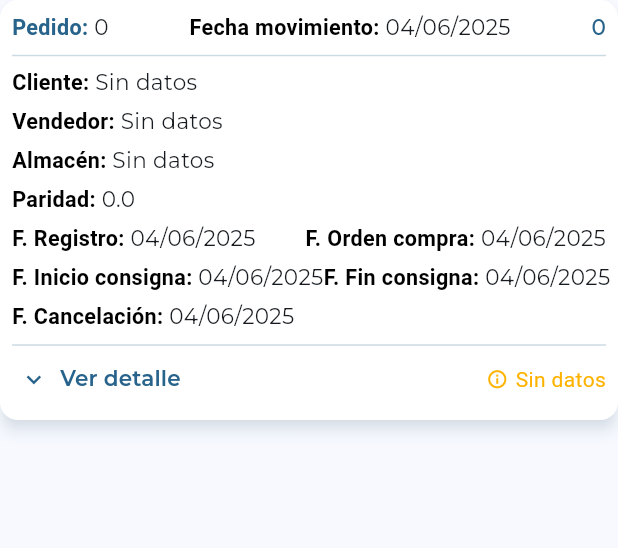
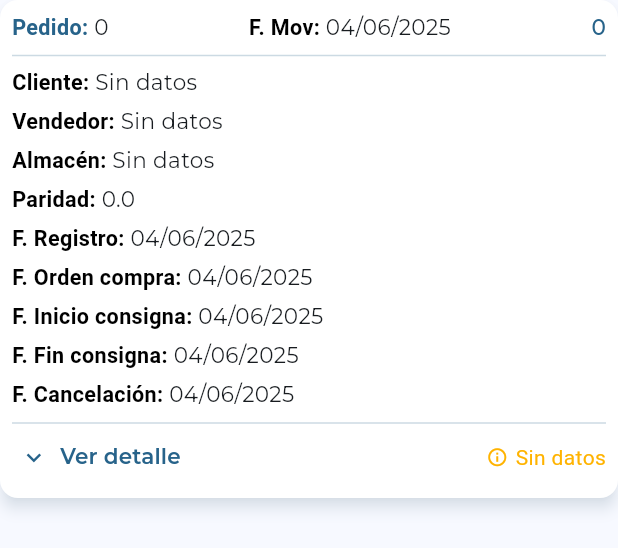
Before and after one commit to DanielPeregrino18/crm, a Flutter app: the CardCabPedRango widget shown alone on an empty page, opened directly with empty values, on a phone screen of 412 x 824 dp. Shown: the top 548 px of the screen. Run offline on Flutter 3.47's test engine with Material 3 defaults, Android fonts, the phone set to English and light mode, and no system bars; drawn by our look-alikes of expandable; our stand-ins replace after_layout, dio, flutter_riverpod, flutter_screenutil, fluttertoast, go_router and 4 more; generated files the repository leaves out were written again; network calls fail.

Commit message:
fix: cambios ui menu almacenes periodo y cards búsqueda pedidos por rango.

```diff
--- a/lib/presentation/screens/pedido/widgets/cabs_ped_rango/card_cab_ped_rango.dart
+++ b/lib/presentation/screens/pedido/widgets/cabs_ped_rango/card_cab_ped_rango.dart
@@ -94,7 +94,7 @@ class CardCabPedRango extends ConsumerWidget {
                 normal: right(cabPedRango.ID_PEDIDO, false),
               ),
               TextBoldNormal(
-                bold: 'Fecha movimiento',
+                bold: 'F. Mov',
                 normal: right(cabPedRango.FECHA_MOVIMIENTO, true),
               ),
               Text(
@@ -185,9 +185,6 @@ class CardCabPedRango extends ConsumerWidget {
             bold: 'Paridad',
             normal: right(cabPedRango.PARIDAD, false),
           ),
-          Row(
-            mainAxisAlignment: MainAxisAlignment.spaceBetween,
-            children: [
           TextBoldNormal(
             bold: 'F. Registro',
             normal: right(cabPedRango.FECHA_REGISTRO, true),
@@ -196,11 +193,6 @@ class CardCabPedRango extends ConsumerWidget {
             bold: 'F. Orden compra',
             normal: right(cabPedRango.FECHA_OC, true),
           ),
-            ],
-          ),
-          Row(
-            mainAxisAlignment: MainAxisAlignment.spaceBetween,
-            children: [
           TextBoldNormal(
             bold: 'F. Inicio consigna',
             normal: right(cabPedRango.FECHA_INICIOC, true),
@@ -208,8 +200,6 @@ class CardCabPedRango extends ConsumerWidget {
           TextBoldNormal(
             bold: 'F. Fin consigna',
             normal: right(cabPedRango.FECHA_FINC, true),
-              ),
-            ],
           ),
           TextBoldNormal(
             bold: 'F. Cancelación',
--- a/lib/presentation/widgets/custom_top_menu.dart
+++ b/lib/presentation/widgets/custom_top_menu.dart
@@ -14,6 +14,7 @@ class CustomTopMenu extends StatelessWidget {
       padding: const EdgeInsets.symmetric(vertical: 3, horizontal: 5),
       child: Center(
         child: Row(
+          spacing: 10,
           mainAxisAlignment: MainAxisAlignment.spaceBetween,
           children: elements.map((Widget element) => element).toList(),
         ),
--- a/lib/presentation/widgets/menu_almacenes_periodo/widgets/almacenes/almacen_button.dart
+++ b/lib/presentation/widgets/menu_almacenes_periodo/widgets/almacenes/almacen_button.dart
@@ -39,7 +39,8 @@ class _AlmacenButtonState extends ConsumerState<AlmacenButton> {
   void actualizarAlmacen(int id, String nombre) {
     setState(() {
       idAlmacen = id;
-      nombreAlmacen = nombre;
+      nombreAlmacen =
+          nombre.length > 15 ? '${nombre.substring(0, 15)}...' : nombre;
     });
     widget.setAlmacen?.call(id, nombre);
   }
```
Also changed, not shown: lib/presentation/screens/pedido/pedido.dart (+9 -8 lines). Lines whose indentation alone changed are shown as unchanged.
